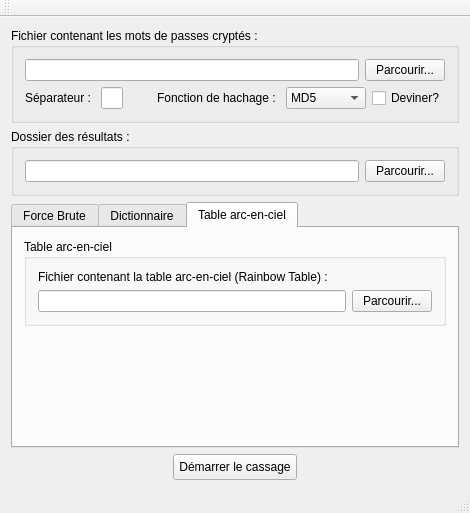
The window that CasseNoisette/CasseNoisette/cassenoisette.ui (raphaeldore/Casse-Noisette) describes before a commit, drawn with Qt 5.
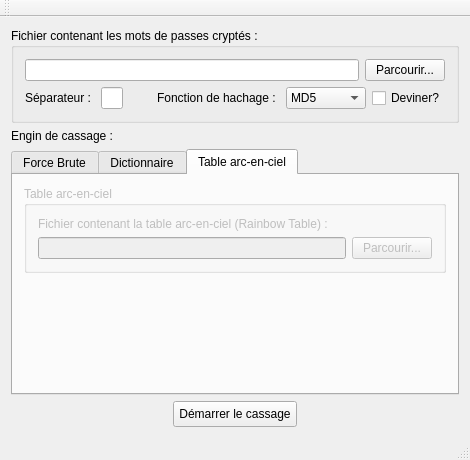
The same window after the commit. The open tabs and pages were chosen to show the change.

Commit message: On ne choisi plus le fichier de sortie à partir du UI.

```diff
--- a/CasseNoisette/CasseNoisette/cassenoisette.ui
+++ b/CasseNoisette/CasseNoisette/cassenoisette.ui
@@ -7,7 +7,7 @@
     <x>0</x>
     <y>0</y>
     <width>470</width>
-    <height>474</height>
+    <height>428</height>
    </rect>
   </property>
   <property name="windowTitle">
@@ -141,29 +141,10 @@
      </widget>
     </item>
     <item>
-     <widget class="QGroupBox" name="groupBox_4">
-      <property name="toolTip">
-       <string>&lt;html&gt;&lt;head/&gt;&lt;body&gt;&lt;p&gt;Destination du fichier qui contiendra les mots de passes décryptés (le résultat du crackage)&lt;/p&gt;&lt;/body&gt;&lt;/html&gt;</string>
+     <widget class="QLabel" name="lblEnginDesc">
+      <property name="text">
+       <string>Engin de cassage :</string>
       </property>
-      <property name="title">
-       <string>Dossier des résultats :</string>
-      </property>
-      <layout class="QVBoxLayout" name="verticalLayout_5">
-       <item>
-        <layout class="QHBoxLayout" name="horizontalLayout_3">
-         <item>
-          <widget class="QLineEdit" name="resultsFileFolderSelectTxt"/>
-         </item>
-         <item>
-          <widget class="QPushButton" name="resultsFileFolderSelectBtn">
-           <property name="text">
-            <string>Parcourir...</string>
-           </property>
-          </widget>
-         </item>
-        </layout>
-       </item>
-      </layout>
      </widget>
     </item>
     <item>
@@ -383,6 +364,9 @@
        </layout>
       </widget>
       <widget class="QWidget" name="rainbowTableTab">
+       <property name="enabled">
+        <bool>false</bool>
+       </property>
        <attribute name="title">
         <string>Table arc-en-ciel</string>
        </attribute>
```
Left out of the diff: 5 changed lines with no effect on the pictures. The commit also changes 2 other files.
